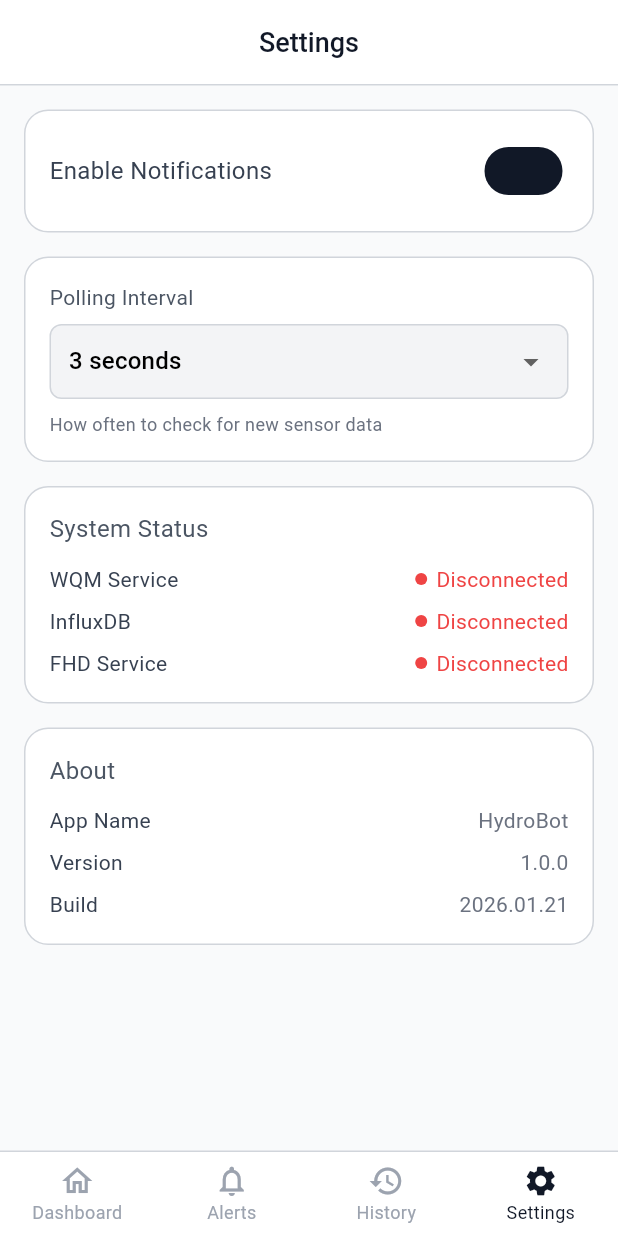
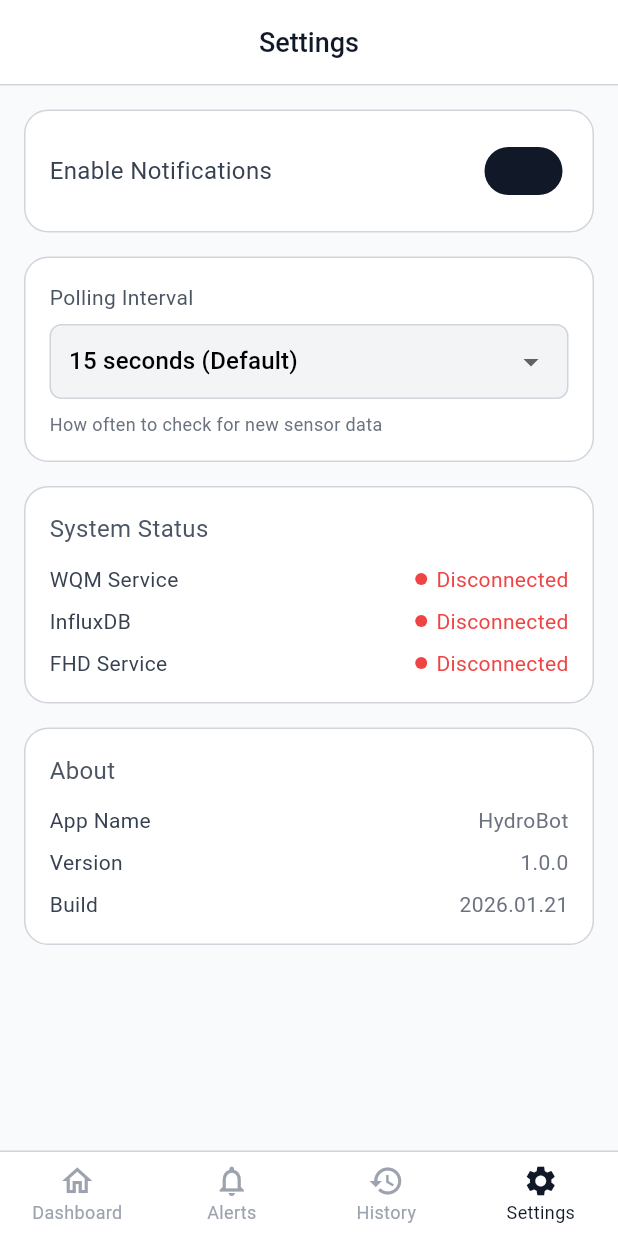
Before and after one commit to hamza-sanaullah/Hydrobot-FlutterApp, a Flutter app: the screen it shows after launch, item 4 of the bottom bar chosen, on a phone screen of 412 x 824 dp. Run offline on Flutter 3.47's test engine with Material 3 defaults, Android fonts, the phone set to English and light mode, and no system bars; our stand-ins replace fl_chart; network calls fail.

Commit message:
Update app with services, screens, and configurations

```diff
--- a/lib/providers/hydrobot_provider.dart
+++ b/lib/providers/hydrobot_provider.dart
@@ -9,10 +9,10 @@ import '../services/fhd_service.dart';
 class HydrobotProvider extends ChangeNotifier {
   final InfluxDBService _influxService = InfluxDBService();
   final WQMService _wqmService = WQMService();
-  final FHDService _fhdService = FHDService(); // Reserved for future
+  final FHDService _fhdService = FHDService();
 
   List<SensorData> _sensorDataHistory = [];
-  List<Alert> _alerts = [];
+  final List<Alert> _alerts = [];
   SensorData? _latestSensorData;
   Timer? _pollingTimer;
 
@@ -20,10 +20,10 @@ class HydrobotProvider extends ChangeNotifier {
   String? _errorMessage;
   bool _influxConnected = false;
   bool _wqmConnected = false;
-  bool _fhdConnected = false; // Reserved for future
+  bool _fhdConnected = false;
 
   // Settings
-  int _pollingIntervalSeconds = 3;
+  int _pollingIntervalSeconds = 15;
   bool _notificationsEnabled = true;
 
   // Getters
@@ -52,7 +52,7 @@ class HydrobotProvider extends ChangeNotifier {
     // Test connections
     _influxConnected = await _influxService.testConnection();
     _wqmConnected = await _wqmService.testConnection();
-    // _fhdConnected = await _fhdService.testConnection(); // Enable when FHD backend is ready
+    _fhdConnected = await _fhdService.testConnection();
 
     // Load initial data
     await refreshDashboardData();
@@ -76,25 +76,42 @@ class HydrobotProvider extends ChangeNotifier {
     );
   }
 
-  /// Check raw_sensors bucket for unprocessed data (taken=0) and send to WQM
+  /// Check raw_sensors bucket for unprocessed data (taken=0) and send to WQM & FHD
   Future<void> _processUnprocessedRawData() async {
     try {
       // Get unprocessed raw data (taken = 0)
       final unprocessedData = await _influxService.getUnprocessedRawData();
 
       for (final rawPoint in unprocessedData) {
-        // Send to WQM service for water quality prediction
-        final alert = await _wqmService.getWaterQualityPrediction(
-          temp: rawPoint.temperature,
-          ph: rawPoint.ph,
-          turbidity: rawPoint.turbidity,
-          timestampNano: rawPoint.timestampNano,
-        );
+        // Send requests to both WQM and FHD services simultaneously
+        final results = await Future.wait([
+          _wqmService.getWaterQualityPrediction(
+            temp: rawPoint.temperature,
+            ph: rawPoint.ph,
+            turbidity: rawPoint.turbidity,
+            timestampNano: rawPoint.timestampNano,
+          ),
+          _fhdService.getFishHealthPredictions(),
+        ]);
 
-        // If we got an alert, add it to the list
-        if (alert != null && _notificationsEnabled) {
-          _alerts.insert(0, alert);
+        // Process WQM alert (single alert)
+        final wqmAlert = results[0] as Alert?;
+        if (wqmAlert != null && _notificationsEnabled) {
+          _alerts.insert(0, wqmAlert);
         }
+
+        // Process FHD alerts (multiple alerts from response)
+        final fhdAlerts = results[1] as List<Alert>;
+        if (_notificationsEnabled) {
+          for (final fhdAlert in fhdAlerts) {
+            _alerts.insert(0, fhdAlert);
+          }
+        }
+
+        // Rate Limit Protection:
+        // Model Limit: 8000 TPM. Approx 1500 tokens/req => max ~5 req/min.
+        // We wait 12 seconds between calls to be safe.
+        await Future.delayed(const Duration(seconds: 12));
 
         // Backend will mark as processed (taken = 1) itself
       }
@@ -143,6 +160,16 @@ class HydrobotProvider extends ChangeNotifier {
     }
   }
 
+  /// Mark ALL alerts as read
+  void markAllAlertsAsRead() {
+    for (var i = 0; i < _alerts.length; i++) {
+      if (!_alerts[i].read) {
+        _alerts[i] = _alerts[i].copyWith(read: true);
+      }
+    }
+    notifyListeners();
+  }
+
   /// Set polling interval
   void setPollingInterval(int seconds) {
     _pollingIntervalSeconds = seconds;
@@ -169,6 +196,7 @@ class HydrobotProvider extends ChangeNotifier {
 
     _influxConnected = await _influxService.testConnection();
     _wqmConnected = await _wqmService.testConnection();
+    _fhdConnected = await _fhdService.testConnection();
     await refreshDashboardData();
     await refreshHistoryData();
 
--- a/lib/screens/home_screen.dart
+++ b/lib/screens/home_screen.dart
@@ -34,7 +34,7 @@ class _HomeScreenState extends State<HomeScreen> {
       bottomNavigationBar: Consumer<HydrobotProvider>(
         builder: (context, provider, child) {
           return Container(
-            decoration: BoxDecoration(
+            decoration: const BoxDecoration(
               border: Border(
                 top: BorderSide(color: AppTheme.gray300, width: 1),
               ),
--- a/lib/screens/settings_screen.dart
+++ b/lib/screens/settings_screen.dart
@@ -31,7 +31,7 @@ class SettingsScreen extends StatelessWidget {
                   child: Row(
                     mainAxisAlignment: MainAxisAlignment.spaceBetween,
                     children: [
-                      Text(
+                      const Text(
                         'Enable Notifications',
                         style: TextStyle(
                           fontSize: 16,
@@ -43,7 +43,7 @@ class SettingsScreen extends StatelessWidget {
                         onChanged: (value) {
                           provider.setNotificationsEnabled(value);
                         },
-                        activeColor: AppTheme.gray900,
+                        activeThumbColor: AppTheme.gray900,
                       ),
                     ],
                   ),
@@ -55,7 +55,7 @@ class SettingsScreen extends StatelessWidget {
                   child: Column(
                     crossAxisAlignment: CrossAxisAlignment.start,
                     children: [
-                      Text(
+                      const Text(
                         'Polling Interval',
                         style: TextStyle(
                           fontSize: 14,
@@ -76,9 +76,14 @@ class SettingsScreen extends StatelessWidget {
                           underline: const SizedBox(),
                           items: const [
                             DropdownMenuItem(value: 1, child: Text('1 second')),
-                            DropdownMenuItem(value: 3, child: Text('3 seconds')),
-                            DropdownMenuItem(value: 5, child: Text('5 seconds')),
-                            DropdownMenuItem(value: 10, child: Text('10 seconds')),
+                            DropdownMenuItem(
+                                value: 3, child: Text('3 seconds')),
+                            DropdownMenuItem(
+                                value: 5, child: Text('5 seconds')),
+                            DropdownMenuItem(
+                                value: 10, child: Text('10 seconds')),
+                            DropdownMenuItem(
+                                value: 15, child: Text('15 seconds (Default)')),
                           ],
                           onChanged: (value) {
                             if (value != null) {
@@ -88,7 +93,7 @@ class SettingsScreen extends StatelessWidget {
                         ),
                       ),
                       const SizedBox(height: 8),
-                      Text(
+                      const Text(
                         'How often to check for new sensor data',
                         style: TextStyle(
                           fontSize: 12,
@@ -105,7 +110,7 @@ class SettingsScreen extends StatelessWidget {
                   child: Column(
                     crossAxisAlignment: CrossAxisAlignment.start,
                     children: [
-                      Text(
+                      const Text(
                         'System Status',
                         style: TextStyle(
                           fontSize: 16,
@@ -134,7 +139,7 @@ class SettingsScreen extends StatelessWidget {
 
                 // About Section
                 _buildSettingsCard(
-                  child: Column(
+                  child: const Column(
                     crossAxisAlignment: CrossAxisAlignment.start,
                     children: [
                       Text(
@@ -144,11 +149,11 @@ class SettingsScreen extends StatelessWidget {
                           color: AppTheme.gray600,
                         ),
                       ),
-                      const SizedBox(height: 12),
+                      SizedBox(height: 12),
                       _AboutRow(label: 'App Name', value: 'HydroBot'),
-                      const SizedBox(height: 8),
+                      SizedBox(height: 8),
                       _AboutRow(label: 'Version', value: '1.0.0'),
-                      const SizedBox(height: 8),
+                      SizedBox(height: 8),
                       _AboutRow(label: 'Build', value: '2026.01.21'),
                     ],
                   ),
@@ -191,7 +196,7 @@ class _StatusRow extends StatelessWidget {
       children: [
         Text(
           label,
-          style: TextStyle(
+          style: const TextStyle(
             fontSize: 14,
             color: AppTheme.gray700,
           ),
@@ -237,14 +242,14 @@ class _AboutRow extends StatelessWidget {
       children: [
         Text(
           label,
-          style: TextStyle(
+          style: const TextStyle(
             fontSize: 14,
             color: AppTheme.gray700,
           ),
         ),
         Text(
           value,
-          style: TextStyle(
+          style: const TextStyle(
             fontSize: 14,
             color: AppTheme.gray500,
           ),
--- a/lib/services/influxdb_service.dart
+++ b/lib/services/influxdb_service.dart
@@ -1,4 +1,3 @@
-import 'dart:convert';
 import 'package:http/http.dart' as http;
 import '../config/api_config.dart';
 import '../models/sensor_data.dart';
@@ -28,7 +27,8 @@ class InfluxDBService {
       if (response.statusCode == 200) {
         return _parseCSVResponse(response.body);
       } else {
-        print('InfluxDB query failed: ${response.statusCode} - ${response.body}');
+        print(
+            'InfluxDB query failed: ${response.statusCode} - ${response.body}');
         return [];
       }
     } catch (e) {
@@ -89,7 +89,7 @@ class InfluxDBService {
 
   /// Get unprocessed raw sensor data (where taken = 0)
   Future<List<RawSensorPoint>> getUnprocessedRawData() async {
-    final query = '''
+    const query = '''
 from(bucket: "${ApiConfig.bucketRaw}")
   |> range(start: -1h)
   |> filter(fn: (r) => r["_measurement"] == "sensor_readings")
@@ -99,15 +99,18 @@ from(bucket: "${ApiConfig.bucketRaw}")
 ''';
 
     final results = await _executeQuery(query);
-    return results.map((row) => _mapToRawSensorPoint(row)).whereType<RawSensorPoint>().toList();
+    return results
+        .map((row) => _mapToRawSensorPoint(row))
+        .whereType<RawSensorPoint>()
+        .toList();
   }
 
   /// Get latest processed sensor data for dashboard
   Future<SensorData?> getLatestProcessedData() async {
-    final query = '''
+    const query = '''
 from(bucket: "${ApiConfig.bucketProcessed}")
   |> range(start: -24h)
-  |> filter(fn: (r) => r["_measurement"] == "sensor_readings")
+  |> filter(fn: (r) => r["_measurement"] == "prediction")
   |> pivot(rowKey:["_time"], columnKey: ["_field"], valueColumn: "_value")
   |> sort(columns: ["_time"], desc: true)
   |> limit(n: 1)
@@ -129,14 +132,17 @@ from(bucket: "${ApiConfig.bucketProcessed}")
     final query = '''
 from(bucket: "${ApiConfig.bucketProcessed}")
   |> range(start: $rangeStr)
-  |> filter(fn: (r) => r["_measurement"] == "sensor_readings")
+  |> filter(fn: (r) => r["_measurement"] == "prediction")
   |> pivot(rowKey:["_time"], columnKey: ["_field"], valueColumn: "_value")
   |> sort(columns: ["_time"], desc: true)
   |> limit(n: $limit)
 ''';
 
     final results = await _executeQuery(query);
-    return results.map((row) => _mapToSensorData(row)).whereType<SensorData>().toList();
+    return results
+        .map((row) => _mapToSensorData(row))
+        .whereType<SensorData>()
+        .toList();
   }
 
   RawSensorPoint? _mapToRawSensorPoint(Map<String, dynamic> row) {
@@ -204,26 +210,6 @@ from(bucket: "${ApiConfig.bucketProcessed}")
     return null;
   }
 
-  int _calculateQualityCode({
-    required double ph,
-    required double temperature,
-    required double turbidity,
-    required double ammonia,
-    required double dissolvedOxygen,
-  }) {
-    final phOk = ph >= 6.8 && ph <= 7.5;
-    final tempOk = temperature >= 24 && temperature <= 28;
-    final turbidityOk = turbidity < 20;
-    final ammoniaOk = ammonia < 0.3;
-    final doOk = dissolvedOxygen >= 5;
-
-    final score = [phOk, tempOk, turbidityOk, ammoniaOk, doOk].where((ok) => ok).length;
-
-    if (score >= 4) return 0;
-    if (score >= 2) return 1;
-    return 2;
-  }
-
   Future<bool> testConnection() async {
     try {
       final uri = Uri.parse('$_baseUrl/ping');
--- a/lib/services/wqm_service.dart
+++ b/lib/services/wqm_service.dart
@@ -6,7 +6,7 @@ import '../models/alert.dart';
 /// Water Quality Monitoring Service
 /// Handles communication with WQM backend for water quality predictions
 class WQMService {
-  final String _baseUrl = ApiConfig.backendBaseUrl;
+  final String _baseUrl = ApiConfig.wqmBaseUrl;
 
   /// Send sensor data to Water Quality Monitoring endpoint
   /// Returns alert message from ML pipeline
--- a/lib/theme/app_theme.dart
+++ b/lib/theme/app_theme.dart
@@ -33,11 +33,10 @@ class AppTheme {
     return ThemeData(
       useMaterial3: true,
       scaffoldBackgroundColor: background,
-      colorScheme: ColorScheme.light(
+      colorScheme: const ColorScheme.light(
         primary: gray900,
         secondary: gray600,
         surface: white,
-        background: background,
         error: redStatus,
       ),
       appBarTheme: const AppBarTheme(
@@ -58,7 +57,7 @@ class AppTheme {
         type: BottomNavigationBarType.fixed,
         elevation: 0,
       ),
-      cardTheme: CardTheme(
+      cardTheme: CardThemeData(
         color: white,
         elevation: 0,
         shape: RoundedRectangleBorder(
```
Also changed, not shown: lib/config/api_config.dart (+6 -6 lines), lib/screens/alert_detail_screen.dart (+7 -7 lines), lib/screens/alerts_screen.dart (+32 -11 lines), lib/screens/dashboard_screen.dart (+36 -14 lines), lib/screens/history_screen.dart (+14 -13 lines), lib/services/fhd_service.dart (+65 -15 lines), 22 other files.
